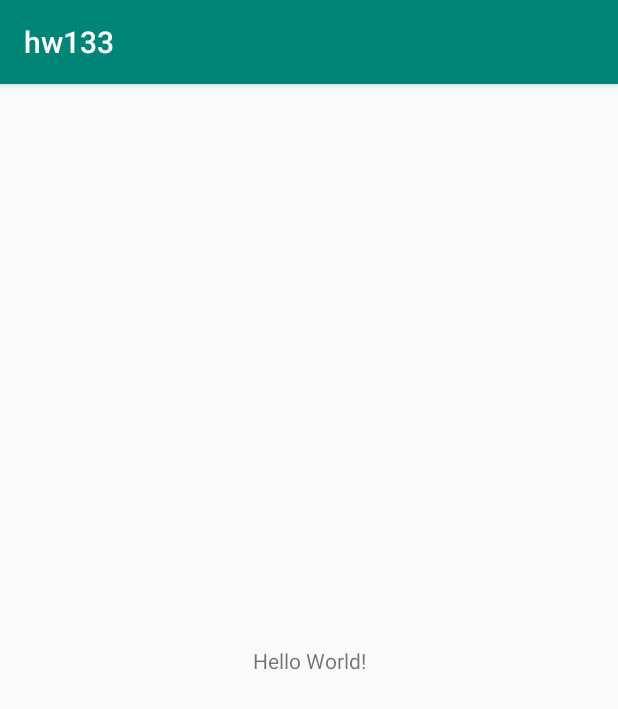
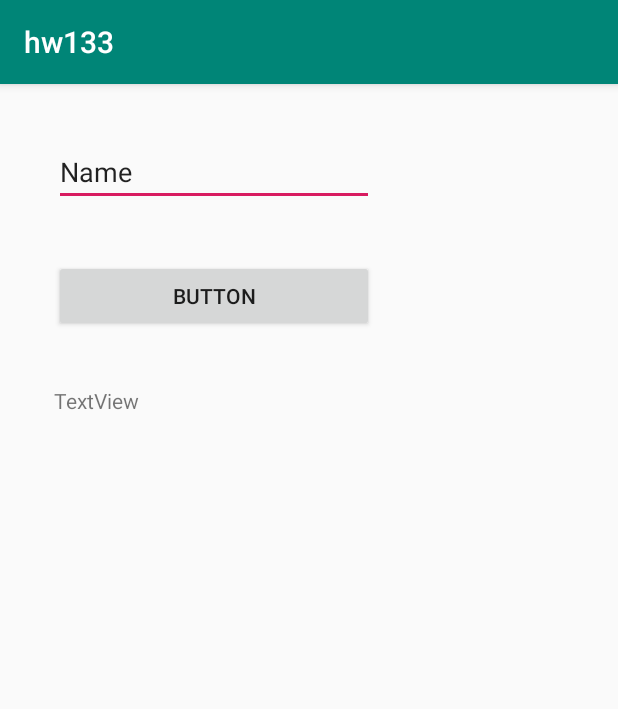
Before and after one commit to AhRaul/hw133, an Android app: the screen it shows after launch (MainActivity before the commit, ViewMainActivity after it), on a phone screen of 412 x 824 dp. Shown: the top 709 px of the screen. Run offline under Robolectric (Android 15) with nearby library versions, the phone set to English and light mode, and no system bars.

Commit message:
hw133. Task 1. String concatinator, with using pattern MVO without moxy, created.

```diff
--- a/app/src/main/AndroidManifest.xml
+++ b/app/src/main/AndroidManifest.xml
@@ -9,7 +9,7 @@
         android:roundIcon="@mipmap/ic_launcher_round"
         android:supportsRtl="true"
         android:theme="@style/AppTheme">
-        <activity android:name=".MainActivity">
+        <activity android:name=".ViewMainActivity">
             <intent-filter>
                 <action android:name="android.intent.action.MAIN" />
 
--- a/app/src/main/java/com/example/hw133/MainActivity.java
+++ /dev/null
@@ -1,13 +0,0 @@
-package com.example.hw133;
-
-import android.support.v7.app.AppCompatActivity;
-import android.os.Bundle;
-
-public class MainActivity extends AppCompatActivity {
-
-    @Override
-    protected void onCreate(Bundle savedInstanceState) {
-        super.onCreate(savedInstanceState);
-        setContentView(R.layout.activity_main);
-    }
-}
--- /dev/null
+++ b/app/src/main/java/com/example/hw133/Model.java
@@ -0,0 +1,22 @@
+package com.example.hw133;
+
+public class Model {
+
+    private String word;
+
+    public Model() {
+        this.word = "";
+    }
+
+    public Model(String word) {
+        this.word = word;
+    }
+
+    public String getWord() {
+        return word;
+    }
+
+    public void setWord(String word) {
+        this.word = word;
+    }
+}
--- /dev/null
+++ b/app/src/main/java/com/example/hw133/Presenter.java
@@ -0,0 +1,23 @@
+package com.example.hw133;
+
+public class Presenter {
+
+    private Model model;
+    private ViewInterface viewInterface;
+
+    public Presenter (ViewInterface viewInterface) {
+        this.viewInterface = viewInterface;
+        model = new Model();
+    }
+
+    private String concatenateWord(String word) {
+        return model.getWord() + word;
+    }
+
+    public void onButtonClick(String word) {
+        String oldWord = model.getWord();
+        String newWord = concatenateWord(word);
+        model.setWord(newWord);
+        viewInterface.setTextView(newWord);
+    }
+}
--- /dev/null
+++ b/app/src/main/java/com/example/hw133/ViewInterface.java
@@ -0,0 +1,5 @@
+package com.example.hw133;
+
+public interface ViewInterface {
+    void setTextView(String newWord);
+}
--- /dev/null
+++ b/app/src/main/java/com/example/hw133/ViewMainActivity.java
@@ -0,0 +1,44 @@
+package com.example.hw133;
+
+import android.support.v7.app.AppCompatActivity;
+import android.os.Bundle;
+import android.view.View;
+import android.widget.Button;
+import android.widget.EditText;
+import android.widget.TextView;
+
+public class ViewMainActivity extends AppCompatActivity implements ViewInterface{
+
+    private Button buttonProcess;
+    private EditText editableText;
+    private TextView resultText;
+    Presenter presenter;
+
+    @Override
+    protected void onCreate(Bundle savedInstanceState) {
+        super.onCreate(savedInstanceState);
+        setContentView(R.layout.activity_main);
+
+        buttonProcess = findViewById(R.id.button);
+        editableText = findViewById(R.id.editText);
+        resultText = findViewById(R.id.textView2);
+
+        presenter = new Presenter(this);
+
+        buttonProcess.setOnClickListener(new View.OnClickListener() {
+            @Override
+            public void onClick(View v) {
+                buttonClick(v);
+            }
+        });
+    }
+
+    public void buttonClick(View view) {
+        presenter.onButtonClick(String.valueOf(editableText.getText()));
+    }
+
+    @Override
+    public void setTextView(String newWord) {
+        resultText.setText(newWord);
+    }
+}
--- a/app/src/main/res/layout/activity_main.xml
+++ b/app/src/main/res/layout/activity_main.xml
@@ -4,15 +4,38 @@
     xmlns:tools="http://schemas.android.com/tools"
     android:layout_width="match_parent"
     android:layout_height="match_parent"
-    tools:context=".MainActivity">
+    tools:context=".ViewMainActivity">
+
+    <EditText
+        android:id="@+id/editText"
+        android:layout_width="wrap_content"
+        android:layout_height="wrap_content"
+        android:layout_marginStart="36dp"
+        android:layout_marginTop="36dp"
+        android:ems="10"
+        android:inputType="textPersonName"
+        android:text="Name"
+        app:layout_constraintStart_toStartOf="parent"
+        app:layout_constraintTop_toTopOf="parent" />
+
+    <Button
+        android:id="@+id/button"
+        android:layout_width="0dp"
+        android:layout_height="wrap_content"
+        android:layout_marginTop="36dp"
+        android:text="Button"
+        app:layout_constraintEnd_toEndOf="@+id/editText"
+        app:layout_constraintHorizontal_bias="0.496"
+        app:layout_constraintStart_toStartOf="@+id/editText"
+        app:layout_constraintTop_toBottomOf="@+id/editText" />
 
     <TextView
-        android:layout_width="wrap_content"
+        android:id="@+id/textView2"
+        android:layout_width="0dp"
         android:layout_height="wrap_content"
-        android:text="Hello World!"
-        app:layout_constraintBottom_toBottomOf="parent"
-        app:layout_constraintLeft_toLeftOf="parent"
-        app:layout_constraintRight_toRightOf="parent"
-        app:layout_constraintTop_toTopOf="parent" />
-
+        android:layout_marginTop="36dp"
+        android:text="TextView"
+        app:layout_constraintEnd_toEndOf="@+id/editText"
+        app:layout_constraintStart_toStartOf="@+id/editText"
+        app:layout_constraintTop_toBottomOf="@+id/button" />
 </android.support.constraint.ConstraintLayout>
```
